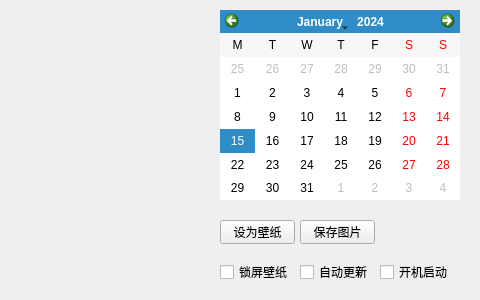
First picture: the form in mainwindow.ui, repository hanhuang22/mybingwallpaper, before the edit; both pictures show x 220 to 700 and y 0 to 300 of the 700 by 300 pixel window.
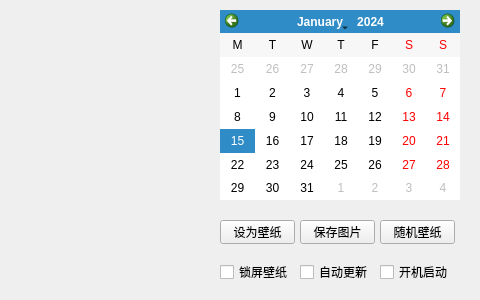
Second picture: the form after the edit.

Commit message: rand wallpaper

```diff
--- a/mainwindow.ui
+++ b/mainwindow.ui
@@ -176,6 +176,19 @@
      <string>锁屏壁纸</string>
     </property>
    </widget>
+   <widget class="QPushButton" name="pushButton_3">
+    <property name="geometry">
+     <rect>
+      <x>600</x>
+      <y>220</y>
+      <width>75</width>
+      <height>24</height>
+     </rect>
+    </property>
+    <property name="text">
+     <string>随机壁纸</string>
+    </property>
+   </widget>
   </widget>
  </widget>
  <resources/>
```
The commit also changes 2 other files.
